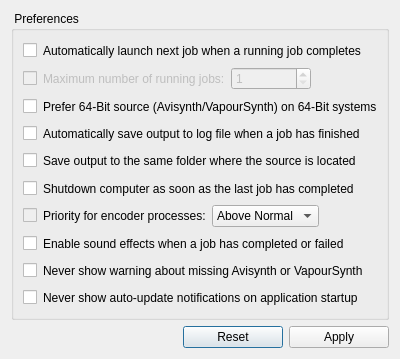
Above: gui/win_preferences.ui from lordmulder/Simple-x264-Launcher before the change. Below: the same form after it.
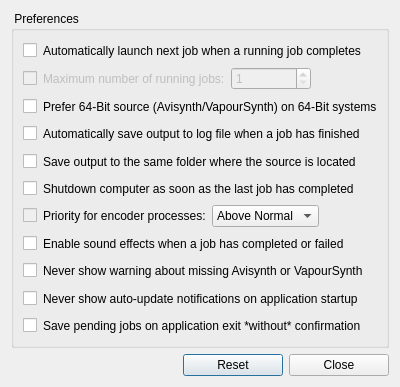
That is the form after the change. Icons and pictures are not drawn.

Commit message: Added an option to preferences that allows for saving the pending jobs *without* confirmation.

What changed in the file:
```diff
--- a/gui/win_preferences.ui
+++ b/gui/win_preferences.ui
@@ -9,8 +9,8 @@
    <rect>
     <x>0</x>
     <y>0</y>
-    <width>372</width>
-    <height>359</height>
+    <width>369</width>
+    <height>387</height>
    </rect>
   </property>
   <property name="windowTitle">
@@ -413,6 +413,37 @@
           </item>
          </layout>
         </item>
+        <item>
+         <layout class="QHBoxLayout" name="horizontalLayout_7">
+          <item>
+           <widget class="QCheckBox" name="checkSaveQueueNoConfirm">
+            <property name="text">
+             <string/>
+            </property>
+           </widget>
+          </item>
+          <item>
+           <widget class="QLabel" name="labelSaveQueueNoConfirm">
+            <property name="text">
+             <string>Save pending jobs on application exit *without* confirmation</string>
+            </property>
+           </widget>
+          </item>
+          <item>
+           <spacer name="horizontalSpacer_8">
+            <property name="orientation">
+             <enum>Qt::Horizontal</enum>
+            </property>
+            <property name="sizeHint" stdset="0">
+             <size>
+              <width>40</width>
+              <height>20</height>
+             </size>
+            </property>
+           </spacer>
+          </item>
+         </layout>
+        </item>
        </layout>
       </item>
      </layout>
@@ -459,7 +490,7 @@
         </size>
        </property>
        <property name="text">
-        <string>Apply</string>
+        <string>Close</string>
        </property>
        <property name="icon">
         <iconset resource="../res/resources.qrc">
```
The commit also changes 5 other files.
